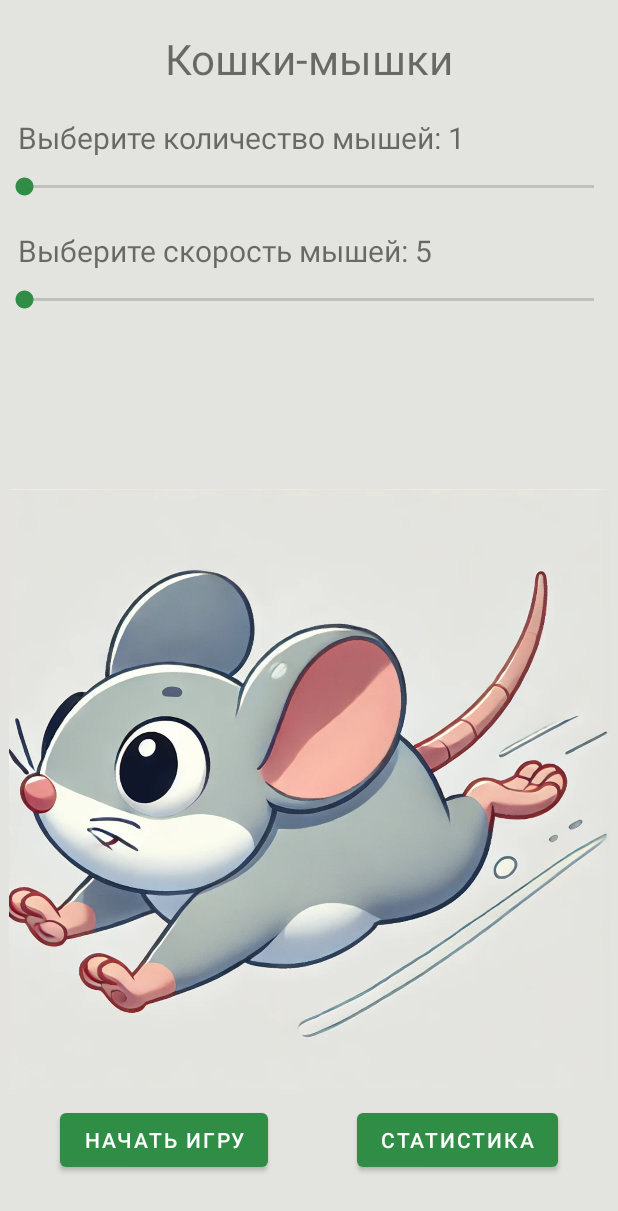
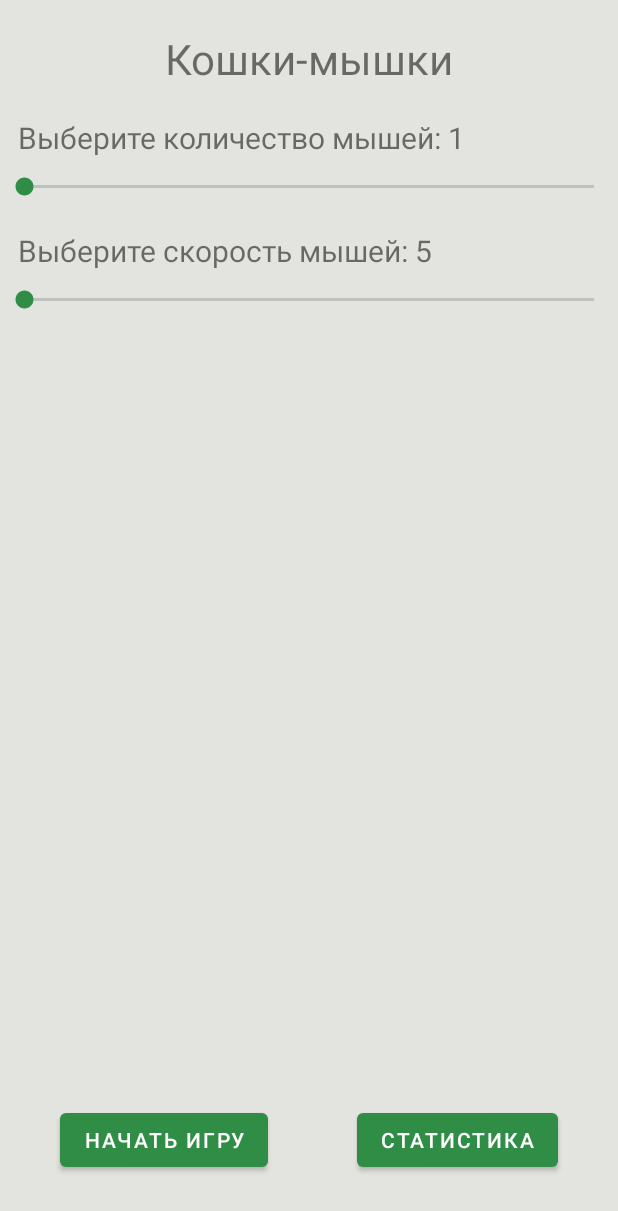
Before and after one commit to teeaamma/netology_practice, an Android app: the screen it shows after launch (MainActivity), on a phone screen of 412 x 824 dp. Shown: the top 1211 px of the screen. Run offline under Robolectric (Android 15) with nearby library versions, the phone set to English and light mode, and no system bars.

Commit message:
Исправление ошибок

```diff
--- a/app/src/main/res/layout/activity_main.xml
+++ b/app/src/main/res/layout/activity_main.xml
@@ -64,14 +64,14 @@
         app:layout_constraintStart_toStartOf="parent"
         app:layout_constraintTop_toBottomOf="@+id/title_speed" />
 
-    <ImageView
-        android:layout_width="400dp"
-        android:layout_height="400dp"
-        android:layout_marginBottom="10dp"
-        android:src="@drawable/mouse1"
-        app:layout_constraintBottom_toTopOf="@+id/start_game_button"
-        app:layout_constraintEnd_toEndOf="parent"
-        app:layout_constraintStart_toStartOf="parent" />
+<!--    <ImageView-->
+<!--        android:layout_width="400dp"-->
+<!--        android:layout_height="400dp"-->
+<!--        android:layout_marginBottom="10dp"-->
+<!--        android:src="@drawable/mouse1"-->
+<!--        app:layout_constraintBottom_toTopOf="@+id/start_game_button"-->
+<!--        app:layout_constraintEnd_toEndOf="parent"-->
+<!--        app:layout_constraintStart_toStartOf="parent" />-->
 
 
     <Button
```
Also changed, not shown: app/src/main/java/com/example/netology_practice/GameActivity.kt (+23 -8 lines), app/src/main/java/com/example/netology_practice/GameView.kt (+12 -5 lines).
